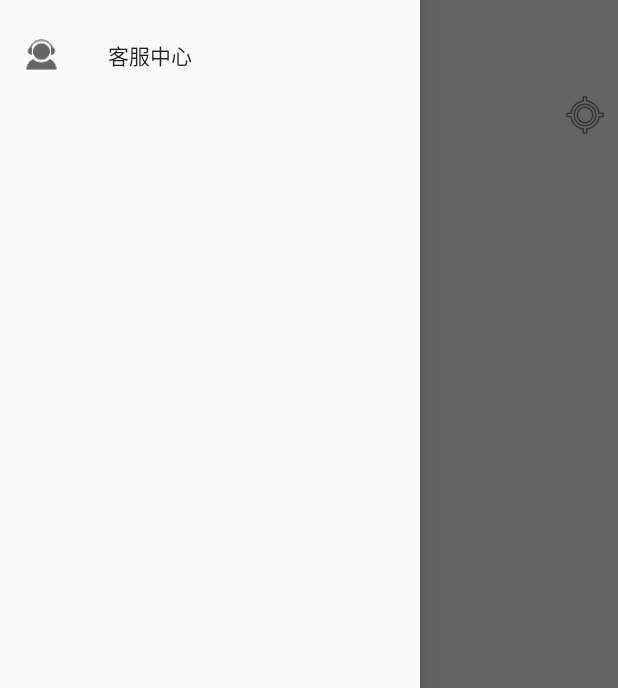
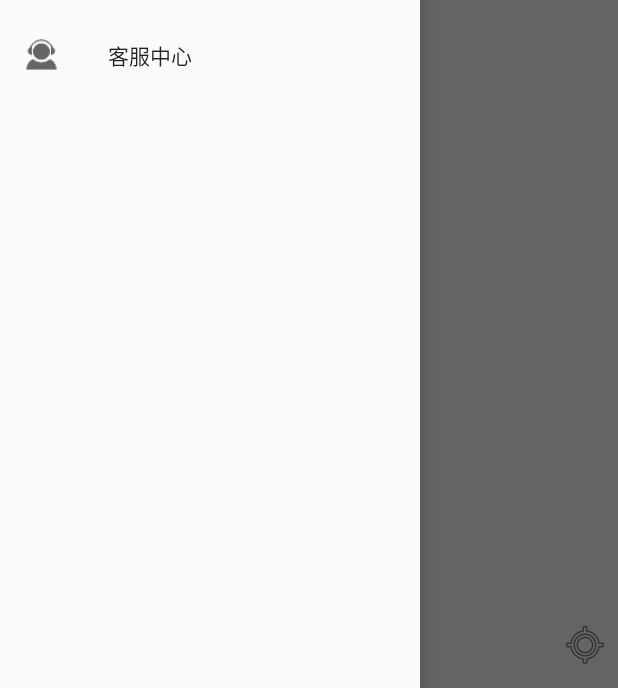
Before and after one commit to valueNow/NiceParking, an Android app: the screen it shows after launch (MainActivity), with the side drawer open, on a phone screen of 412 x 824 dp. Shown: the part 545-1233 px from the top of the screen. Run offline under Robolectric (Android 15) with nearby library versions, the phone set to English and light mode, and no system bars; libraries missing offline, so code that uses them is left out: com.amap.api; 2 statements that could not run were skipped.

```diff
--- a/app/src/main/res/layout/app_bar_main.xml
+++ b/app/src/main/res/layout/app_bar_main.xml
@@ -42,7 +42,7 @@
         android:background="#00000000"
         android:src="@android:drawable/ic_menu_mylocation"
         app:layout_anchor="@+id/include"
-        app:layout_anchorGravity="right|center" />
+        app:layout_anchorGravity="right|bottom" />
 
 
 </android.support.design.widget.CoordinatorLayout>
--- a/app/src/main/res/layout/content_main.xml
+++ b/app/src/main/res/layout/content_main.xml
@@ -24,9 +24,11 @@
         android:layout_width="0dp"
         android:layout_height="0dp"
         app:layout_constraintBottom_toBottomOf="parent"
+        app:layout_constraintHorizontal_bias="0.0"
         app:layout_constraintLeft_toLeftOf="parent"
         app:layout_constraintRight_toRightOf="parent"
-        app:layout_constraintTop_toTopOf="parent" />
+        app:layout_constraintTop_toTopOf="parent"
+        app:layout_constraintVertical_bias="1.0" />
 
     <TextView
         android:id="@+id/location_errInfo_text"
```
